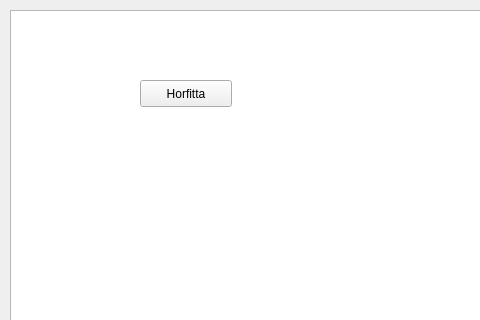
This is filterform.ui in javoire/IHM_ProjetQT as Qt 5 draws it before an edit; both pictures show x 0 to 480 and y 0 to 320 of the 960 by 570 pixel window. The edited form follows.
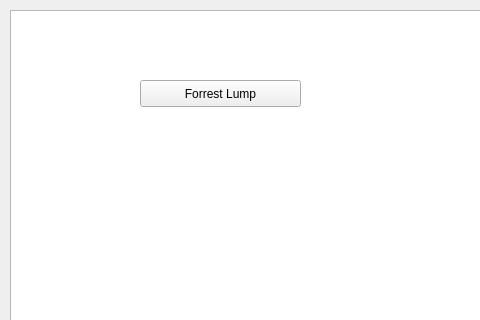
This is the edited form.

```diff
--- a/filterform.ui
+++ b/filterform.ui
@@ -453,12 +453,12 @@
     <rect>
      <x>140</x>
      <y>80</y>
-     <width>92</width>
+     <width>161</width>
      <height>27</height>
     </rect>
    </property>
    <property name="text">
-    <string>Horfitta</string>
+    <string>Forrest Lump</string>
    </property>
   </widget>
  </widget>
```
Left out of the diff: 6 changed lines with no effect on the pictures.
